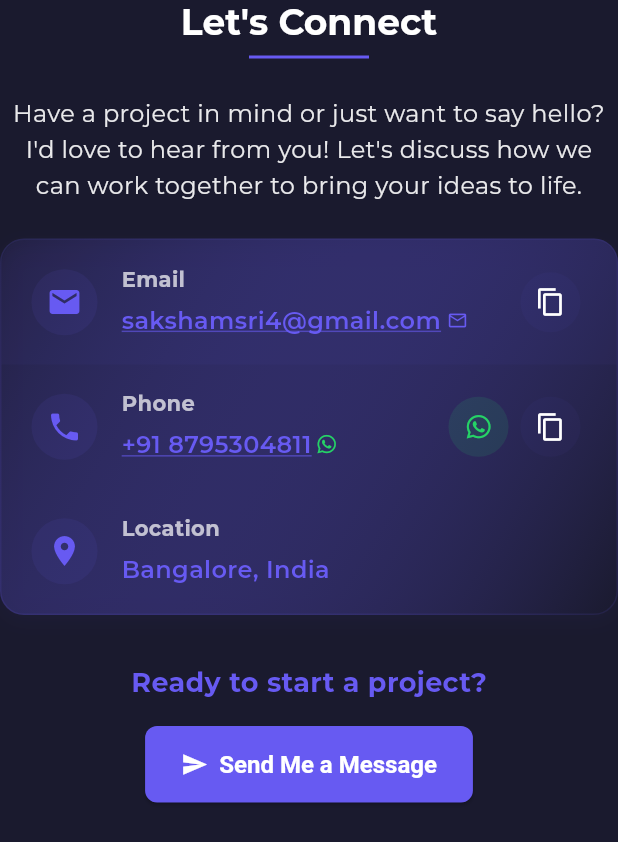
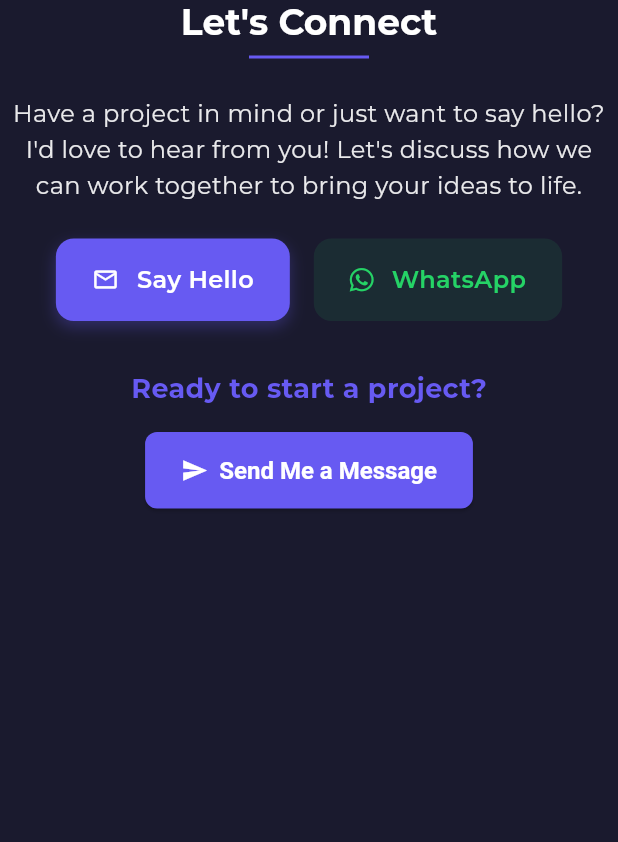
Before and after one commit to sakshamsri4/my_portfolio_web, a Flutter app: the ContactSection widget shown alone on an empty page, opened directly with empty values, on a phone screen of 412 x 824 dp. Shown: the top 842 px of the screen. Run offline on Flutter 3.47's test engine with Material 3 defaults, Android fonts, the phone set to English and light mode, and no system bars; our stand-ins replace animated_text_kit, bloc, font_awesome_flutter, get, google_fonts, timeline_tile; missing offline and left inert: dart:html; generated files the repository leaves out were written again; project files that could hold a hidden picture were left out.

Commit message:
feat: Revamp contact section with modern buttons for email and WhatsApp, enhancing user interaction

```diff
--- a/lib/app/modules/home/widgets/contact_section.dart
+++ b/lib/app/modules/home/widgets/contact_section.dart
@@ -44,66 +44,37 @@
           ),
         ),
 
-        // Contact cards
-        Container(
-          decoration: BoxDecoration(
-            borderRadius: BorderRadius.circular(16),
-            gradient: LinearGradient(
-              begin: Alignment.topLeft,
-              end: Alignment.bottomRight,
-              colors: [
-                Theme.of(context).colorScheme.primary.withAlpha(15),
-                Theme.of(context).scaffoldBackgroundColor,
-              ],
+        // Modern contact buttons
+        Center(
+          child: ConstrainedBox(
+            constraints: const BoxConstraints(maxWidth: 600),
+            child: Column(
+              children: [
+                // Contact buttons row
+                Row(
+                  mainAxisAlignment: MainAxisAlignment.center,
+                  children: [
+                    // Say Hello (Email) button
+                    _buildContactButton(
+                      context,
+                      icon: Icons.email_outlined,
+                      label: 'Say Hello',
+                      onTap: controller.launchEmail,
+                      isPrimary: true,
                     ),
-            border: Border.all(
-              color: Theme.of(context).colorScheme.primary.withAlpha(30),
-            ),
-            boxShadow: [
-              BoxShadow(
-                color: Theme.of(context).colorScheme.primary.withAlpha(10),
-                blurRadius: 10,
-                offset: const Offset(0, 4),
+                    const SizedBox(width: 16),
+                    // WhatsApp button
+                    _buildContactButton(
+                      context,
+                      icon: FontAwesomeIcons.whatsapp,
+                      label: 'WhatsApp',
+                      onTap: controller.launchWhatsApp,
+                      color: const Color(0xFF25D366),
                     ),
                   ],
                 ),
-          child: Column(
-            children: [
-              // Email contact card
-              _buildContactCard(
-                context,
-                icon: Icons.email,
-                title: 'Email',
-                content: controller.contactInfo['email']!,
-                onCopy: () => controller.copyToClipboard(
-                  controller.contactInfo['email']!,
+              ],
             ),
-                onTap: controller.launchEmail,
-                isFirst: true,
-              ),
-
-              // Phone contact card
-              _buildContactCard(
-                context,
-                icon: Icons.phone,
-                title: 'Phone',
-                content: controller.contactInfo['phone']!,
-                onCopy: () => controller.copyToClipboard(
-                  controller.contactInfo['phone']!,
-                ),
-                onTap: controller.launchWhatsApp,
-              ),
-
-              // Location contact card
-              _buildContactCard(
-                context,
-                icon: Icons.location_on,
-                title: 'Location',
-                content: controller.contactInfo['location']!,
-                showCopy: false,
-                isLast: true,
-              ),
-            ],
           ),
         ),
 
@@ -145,135 +116,57 @@
     );
   }
 
-  Widget _buildContactCard(
+  Widget _buildContactButton(
     BuildContext context, {
     required IconData icon,
-    required String title,
-    required String content,
-    VoidCallback? onCopy,
-    VoidCallback? onTap,
-    bool showCopy = true,
-    bool isFirst = false,
-    bool isLast = false,
+    required String label,
+    required VoidCallback onTap,
+    Color? color,
+    bool isPrimary = false,
   }) {
-    return Container(
-      padding: const EdgeInsets.symmetric(vertical: 16, horizontal: 20),
+    final theme = Theme.of(context);
+    final buttonColor = color ?? theme.colorScheme.primary;
+
+    return Material(
+      color: Colors.transparent,
+      child: InkWell(
+        onTap: onTap,
+        borderRadius: BorderRadius.circular(12),
+        child: Container(
+          padding: const EdgeInsets.symmetric(vertical: 16, horizontal: 24),
           decoration: BoxDecoration(
-        borderRadius: BorderRadius.vertical(
-          top: isFirst ? const Radius.circular(16) : Radius.zero,
-          bottom: isLast ? const Radius.circular(16) : Radius.zero,
+            borderRadius: BorderRadius.circular(12),
+            color: isPrimary ? buttonColor : buttonColor.withAlpha(25),
+            boxShadow: isPrimary
+                ? [
+                    BoxShadow(
+                      color: buttonColor.withAlpha(75),
+                      blurRadius: 8,
+                      offset: const Offset(0, 4),
                     ),
-        color: isFirst
-            ? Theme.of(context).colorScheme.primary.withAlpha(10)
+                  ]
                 : null,
           ),
           child: Row(
-        children: [
-          // Icon with background
-          Container(
-            padding: const EdgeInsets.all(10),
-            decoration: BoxDecoration(
-              color: Theme.of(context).colorScheme.primary.withAlpha(20),
-              shape: BoxShape.circle,
-            ),
-            child: Icon(
-              icon,
-              color: Theme.of(context).colorScheme.primary,
-              size: 24,
-            ),
-          ),
-          const SizedBox(width: 16),
-          // Content
-          Expanded(
-            child: Column(
-              crossAxisAlignment: CrossAxisAlignment.start,
-              children: [
-                Text(
-                  title,
-                  style: TextStyle(
-                    fontSize: 14,
-                    fontWeight: FontWeight.bold,
-                    color:
-                        Theme.of(context).colorScheme.onSurface.withAlpha(180),
-                  ),
-                ),
-                const SizedBox(height: 4),
-                InkWell(
-                  onTap: onTap,
-                  borderRadius: BorderRadius.circular(4),
-                  child: Padding(
-                    padding: const EdgeInsets.symmetric(vertical: 2),
-                    child: Row(
             mainAxisSize: MainAxisSize.min,
             children: [
+              FaIcon(
+                icon,
+                size: 18,
+                color: isPrimary ? Colors.white : buttonColor,
+              ),
+              const SizedBox(width: 12),
               Text(
-                          content,
+                label,
                 style: TextStyle(
                   fontSize: 16,
                   fontWeight: FontWeight.w600,
-                            color: Theme.of(context).colorScheme.primary,
-                            decoration:
-                                onTap != null ? TextDecoration.underline : null,
-                            decorationColor: Theme.of(context)
-                                .colorScheme
-                                .primary
-                                .withAlpha(150),
-                            decorationThickness: 1.2,
-                          ),
-                        ),
-                        if (onTap != null) ...[
-                          const SizedBox(width: 4),
-                          if (title == 'Phone')
-                            const FaIcon(
-                              FontAwesomeIcons.whatsapp,
-                              size: 14,
-                              color: Color(0xFF25D366),
-                            )
-                          else
-                            Icon(
-                              title == 'Email'
-                                  ? Icons.email_outlined
-                                  : Icons.open_in_new,
-                              size: 14,
-                              color: Theme.of(context).colorScheme.primary,
-                            ),
-                        ],
-                      ],
-                    ),
+                  color: isPrimary ? Colors.white : buttonColor,
                 ),
               ),
             ],
           ),
         ),
-          // Action buttons
-          Row(
-            mainAxisSize: MainAxisSize.min,
-            children: [
-              // WhatsApp button for phone
-              if (title == 'Phone')
-                IconButton(
-                  icon: const FaIcon(FontAwesomeIcons.whatsapp, size: 18),
-                  tooltip: 'Open in WhatsApp',
-                  onPressed: onTap,
-                  style: IconButton.styleFrom(
-                    backgroundColor: const Color(0xFF25D366).withAlpha(30),
-                    foregroundColor: const Color(0xFF25D366),
-                  ),
-                ),
-              // Copy button
-              if (showCopy && onCopy != null)
-                IconButton(
-                  icon: const Icon(Icons.copy, size: 20),
-                  tooltip: 'Copy to clipboard',
-                  onPressed: onCopy,
-                  style: IconButton.styleFrom(
-                    backgroundColor:
-                        Theme.of(context).colorScheme.primary.withAlpha(10),
-                  ),
-                ),
-            ],
-          ),
-        ],
       ),
     );
   }
```
Lines whose indentation alone changed are shown as unchanged.
